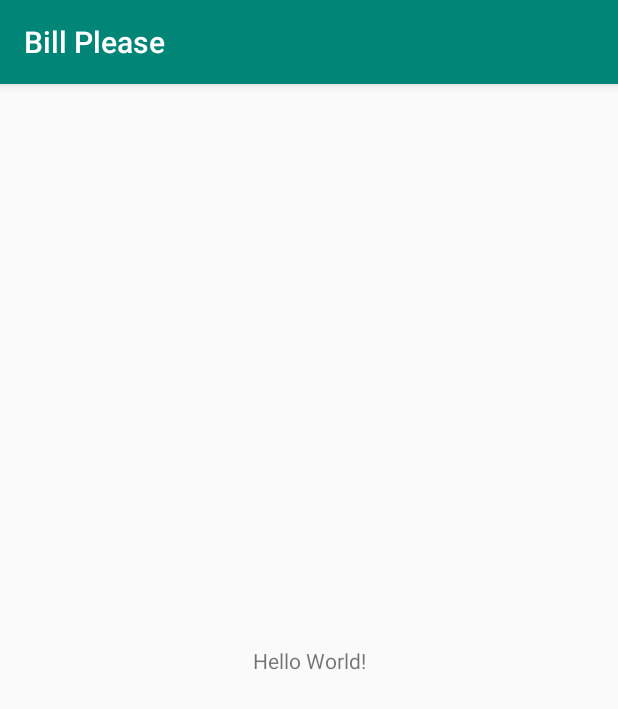
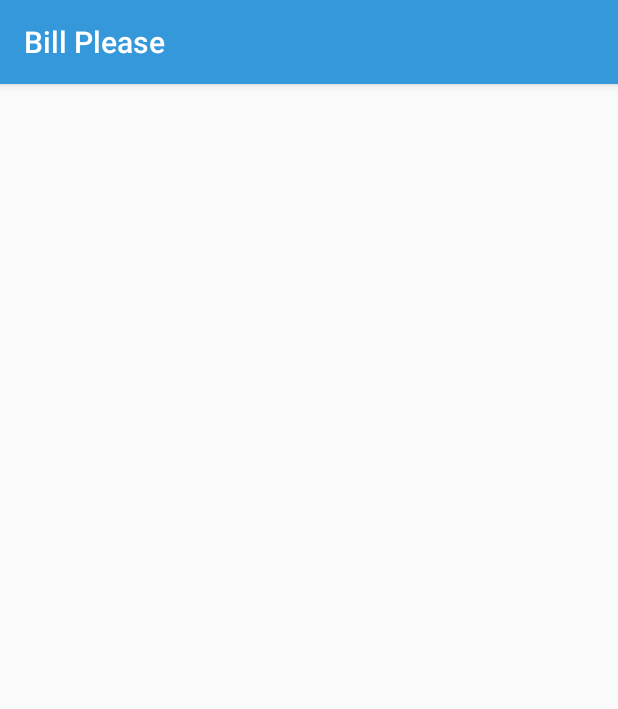
Before and after one commit to ImanRizal99/BillPlease_P03, an Android app: the screen it shows after launch (MainActivity), on a phone screen of 412 x 824 dp. Shown: the top 709 px of the screen. Run offline under Robolectric (Android 15) with nearby library versions, the phone set to English and light mode, and no system bars.

Commit message:
Change Action Bar colors

```diff
--- a/app/build.gradle
+++ b/app/build.gradle
@@ -25,4 +25,5 @@ dependencies {
     testImplementation 'junit:junit:4.12'
     androidTestImplementation 'com.android.support.test:runner:1.0.2'
     androidTestImplementation 'com.android.support.test.espresso:espresso-core:3.0.2'
+    implementation 'com.android.support:recyclerview-v7:28.0.0'
 }
--- a/app/src/main/java/c346/rp/edu/sg/MainActivity.java
+++ b/app/src/main/java/c346/rp/edu/sg/MainActivity.java
@@ -1,7 +1,10 @@
 package c346.rp.edu.sg;
 
+import android.support.v7.app.ActionBar;
 import android.support.v7.app.AppCompatActivity;
 import android.os.Bundle;
+import android.view.Gravity;
+import android.view.View;
 
 public class MainActivity extends AppCompatActivity {
 
@@ -9,5 +12,8 @@ public class MainActivity extends AppCompatActivity {
     protected void onCreate(Bundle savedInstanceState) {
         super.onCreate(savedInstanceState);
         setContentView(R.layout.activity_main);
+
     }
+
+
 }
--- a/app/src/main/res/layout/activity_main.xml
+++ b/app/src/main/res/layout/activity_main.xml
@@ -1,18 +1,8 @@
 <?xml version="1.0" encoding="utf-8"?>
-<android.support.constraint.ConstraintLayout xmlns:android="http://schemas.android.com/apk/res/android"
+<LinearLayout xmlns:android="http://schemas.android.com/apk/res/android"
     xmlns:app="http://schemas.android.com/apk/res-auto"
     xmlns:tools="http://schemas.android.com/tools"
     android:layout_width="match_parent"
     android:layout_height="match_parent"
-    tools:context=".MainActivity">
-
-    <TextView
-        android:layout_width="wrap_content"
-        android:layout_height="wrap_content"
-        android:text="Hello World!"
-        app:layout_constraintBottom_toBottomOf="parent"
-        app:layout_constraintLeft_toLeftOf="parent"
-        app:layout_constraintRight_toRightOf="parent"
-        app:layout_constraintTop_toTopOf="parent" />
-
-</android.support.constraint.ConstraintLayout>
+    android:orientation="vertical"
+    tools:context=".MainActivity" />
--- a/app/src/main/res/values/colors.xml
+++ b/app/src/main/res/values/colors.xml
@@ -1,6 +1,6 @@
 <?xml version="1.0" encoding="utf-8"?>
 <resources>
-    <color name="colorPrimary">#008577</color>
-    <color name="colorPrimaryDark">#00574B</color>
-    <color name="colorAccent">#D81B60</color>
+    <color name="colorPrimary">#3498db</color>
+    <color name="colorPrimaryDark">#3498db</color>
+    <color name="colorAccent">#3498db</color>
 </resources>
```
